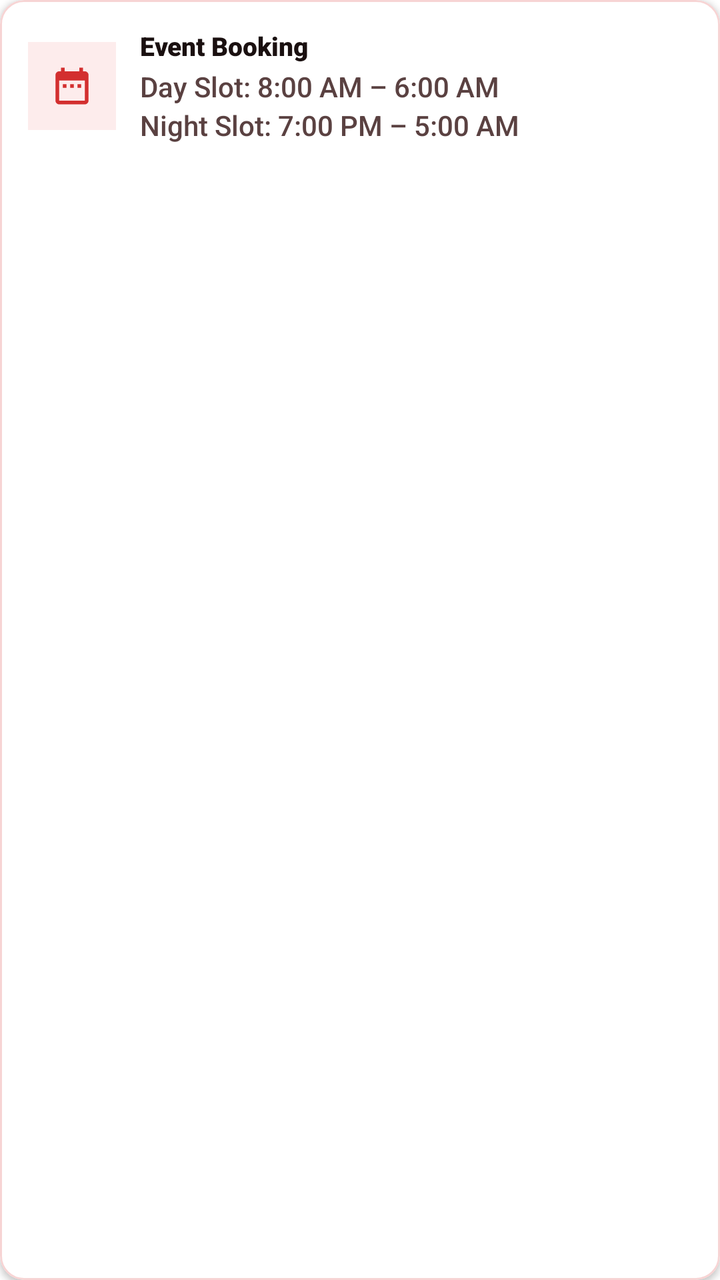
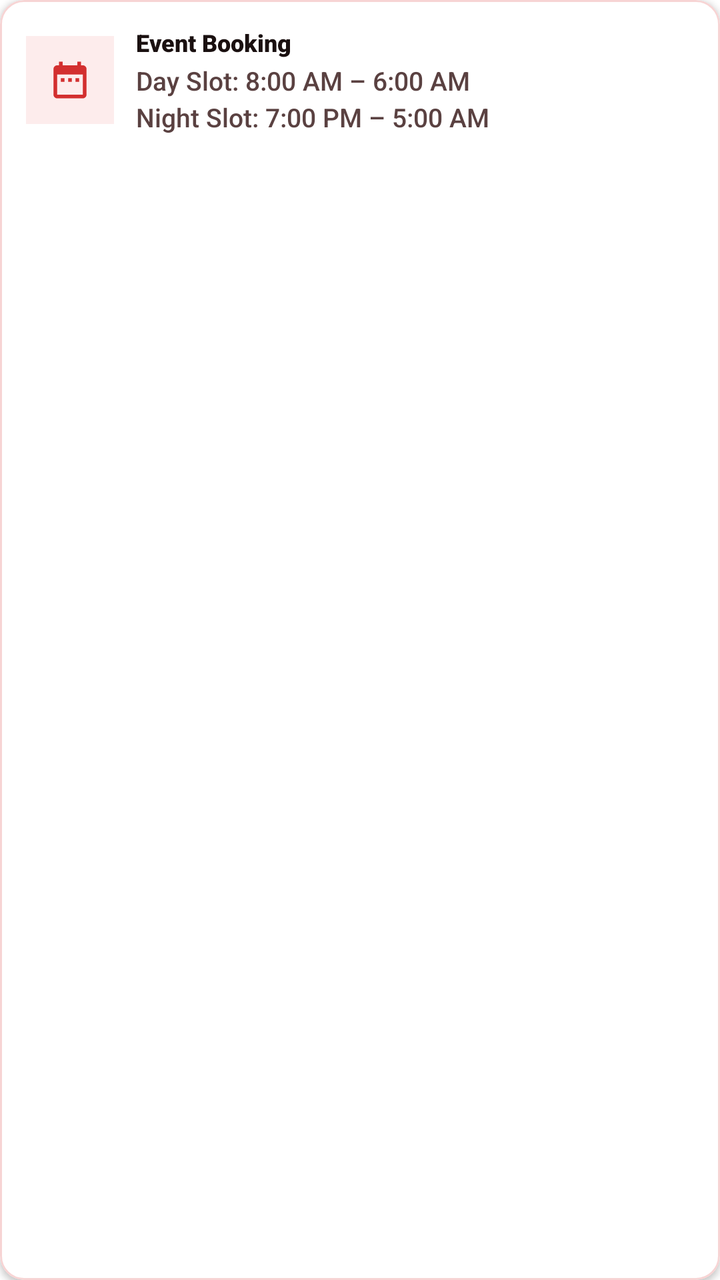

An Android layout rendered at two revisions. The XML below is the earlier revision; the diff shows what the commit changed to produce the second picture.
<!-- AndroidManifest.xml: application theme Theme.VelocitySuites -->
<!-- res/layout/item_landing_contact_event.xml -->
<?xml version="1.0" encoding="utf-8"?>
<com.google.android.material.card.MaterialCardView xmlns:android="http://schemas.android.com/apk/res/android"
    xmlns:app="http://schemas.android.com/apk/res-auto"
    android:layout_width="match_parent"
    android:layout_height="wrap_content"
    android:layout_marginTop="10dp"
    app:cardBackgroundColor="@color/velocity_surface_elevated"
    app:cardCornerRadius="@dimen/card_corner_radius"
    app:cardElevation="@dimen/card_elevation"
    app:strokeColor="@color/velocity_red_subtle"
    app:strokeWidth="1dp">

    <LinearLayout
        android:layout_width="match_parent"
        android:layout_height="wrap_content"
        android:gravity="center_vertical"
        android:orientation="horizontal"
        android:padding="14dp">

        <FrameLayout
            android:layout_width="44dp"
            android:layout_height="44dp"
            android:background="@drawable/bg_icon_circle_badge">

            <ImageView
                android:layout_width="22dp"
                android:layout_height="22dp"
                android:layout_gravity="center"
                android:importantForAccessibility="no"
                android:src="@drawable/ic_calendar"
                app:tint="@color/velocity_red_primary" />
        </FrameLayout>

        <LinearLayout
            android:layout_width="0dp"
            android:layout_height="wrap_content"
            android:layout_marginStart="12dp"
            android:layout_weight="1"
            android:orientation="vertical">

            <TextView
                android:layout_width="match_parent"
                android:layout_height="wrap_content"
                android:fontFamily="sans-serif-black"
                android:text="@string/landing_hotel_event_booking_label"
                android:textColor="@color/velocity_text_primary"
                android:textSize="13sp" />

            <TextView
                android:layout_width="match_parent"
                android:layout_height="wrap_content"
                android:layout_marginTop="2dp"
                android:fontFamily="sans-serif-medium"
                android:lineSpacingExtra="3dp"
                android:text="@string/landing_hotel_event_booking"
                android:textColor="@color/velocity_text_secondary"
                android:textSize="14sp" />
        </LinearLayout>
    </LinearLayout>
</com.google.android.material.card.MaterialCardView>
<!-- resources referenced by this layout -->
<resources>
  <color name="velocity_red_primary">#D32F2F</color>
  <color name="velocity_red_subtle">#F7D4D4</color>
  <color name="velocity_surface_elevated">#FFFFFF</color>
  <color name="velocity_text_primary">#1A1010</color>
  <color name="velocity_text_secondary">#5A4141</color>
  <dimen name="card_corner_radius">12dp</dimen>
  <dimen name="card_elevation">2dp</dimen>
  <!-- drawable bg_icon_circle_badge (drawable) -->
  <?xml version="1.0" encoding="utf-8"?>
  <shape xmlns:android="http://schemas.android.com/apk/res/android"
      android:shape="rectangle">
      <solid android:color="@color/velocity_red_soft" />
  </shape>
  <!-- drawable ic_calendar (drawable) -->
  <vector xmlns:android="http://schemas.android.com/apk/res/android"
      android:width="24dp"
      android:height="24dp"
      android:viewportWidth="24"
      android:viewportHeight="24">
    <path
        android:fillColor="#000000"
        android:pathData="M19,4h-1V2h-2v2H8V2H6v2H5C3.89,4 3.01,4.9 3.01,6L3,20c0,1.1 0.89,2 2,2h14c1.1,0 2,-0.9 2,-2V6C21,4.9 20.1,4 19,4zM19,20H5V9h14V20zM7,11h2v2H7V11zM11,11h2v2h-2V11zM15,11h2v2h-2V11z"/>
  </vector>
  <string name="landing_hotel_event_booking">Day Slot: 8:00 AM – 6:00 AM\nNight Slot: 7:00 PM – 5:00 AM</string>
  <string name="landing_hotel_event_booking_label">Event Booking</string>
  <color name="velocity_red_soft">#FDECEC</color>
  <color name="velocity_red_dark">#7F1212</color>
  <color name="white">#FFFFFFFF</color>
  <color name="velocity_red_rose">#EF5350</color>
  <color name="velocity_red_deep">#5A0A0A</color>
  <style name="ShapeAppearance.Velocity.Square" parent="">
          <item name="cornerFamily">rounded</item>
          <item name="cornerSize">0dp</item>
      </style>
  <style name="ShapeAppearance.Velocity.Card" parent="">
          <item name="cornerFamily">rounded</item>
          <item name="cornerSize">@dimen/card_corner_radius</item>
      </style>
  <style name="Widget.Velocity.Card.Flat" parent="Widget.MaterialComponents.CardView">
          <item name="cardElevation">@dimen/card_elevation</item>
          <item name="cardCornerRadius">@dimen/card_corner_radius</item>
          <item name="cardBackgroundColor">@color/velocity_surface_elevated</item>
          <item name="strokeColor">@color/velocity_divider_hairline</item>
          <item name="strokeWidth">1dp</item>
          <item name="shapeAppearance">@style/ShapeAppearance.Velocity.Card</item>
      </style>
  <style name="Widget.Velocity.Flat.Chip" parent="Widget.MaterialComponents.Chip.Choice">
          <item name="shapeAppearance">@style/ShapeAppearance.Velocity.Square</item>
          <item name="shapeAppearanceOverlay">@style/ShapeAppearance.Velocity.Square</item>
          <item name="chipCornerRadius">0dp</item>
          <item name="android:minHeight">48dp</item>
          <item name="chipMinHeight">48dp</item>
          <item name="chipStrokeWidth">1dp</item>
          <item name="android:elevation">0dp</item>
      </style>
  <style name="Widget.Velocity.Flat.Snackbar" parent="Widget.MaterialComponents.Snackbar">
          <item name="android:background">@drawable/bg_snackbar_flat</item>
          <item name="android:elevation">0dp</item>
      </style>
  <color name="velocity_divider_hairline">#1A000000</color>
  <!-- drawable bg_snackbar_flat (drawable) -->
  <?xml version="1.0" encoding="utf-8"?>
  <shape xmlns:android="http://schemas.android.com/apk/res/android" android:shape="rectangle">
      <solid android:color="#323232" />
      <stroke android:width="1dp" android:color="#33FFFFFF" />
      <corners android:radius="0dp" />
  </shape>
  <style name="Widget.Velocity.Flat.BottomSheet" parent="Widget.MaterialComponents.BottomSheet.Modal">
          <item name="shapeAppearanceOverlay">@style/ShapeAppearance.Velocity.Square</item>
          <item name="android:elevation">0dp</item>
          <item name="backgroundTint">@color/velocity_surface_elevated</item>
      </style>
  <!-- unchanged entries left out for length: 7 -->
</resources>

<!-- the commit's change to res/layout/item_landing_contact_event.xml (unified diff, before → after) -->
@@ -15,7 +15,7 @@
         android:layout_height="wrap_content"
         android:gravity="center_vertical"
         android:orientation="horizontal"
-        android:padding="14dp">
+        android:padding="13dp">
 
         <FrameLayout
             android:layout_width="44dp"
@@ -34,7 +34,7 @@
         <LinearLayout
             android:layout_width="0dp"
             android:layout_height="wrap_content"
-            android:layout_marginStart="12dp"
+            android:layout_marginStart="11dp"
             android:layout_weight="1"
             android:orientation="vertical">
 
@@ -44,7 +44,7 @@
                 android:fontFamily="sans-serif-black"
                 android:text="@string/landing_hotel_event_booking_label"
                 android:textColor="@color/velocity_text_primary"
-                android:textSize="13sp" />
+                android:textSize="12sp" />
 
             <TextView
                 android:layout_width="match_parent"
@@ -54,7 +54,7 @@
                 android:lineSpacingExtra="3dp"
                 android:text="@string/landing_hotel_event_booking"
                 android:textColor="@color/velocity_text_secondary"
-                android:textSize="14sp" />
+                android:textSize="13sp" />
         </LinearLayout>
     </LinearLayout>
 </com.google.android.material.card.MaterialCardView>
